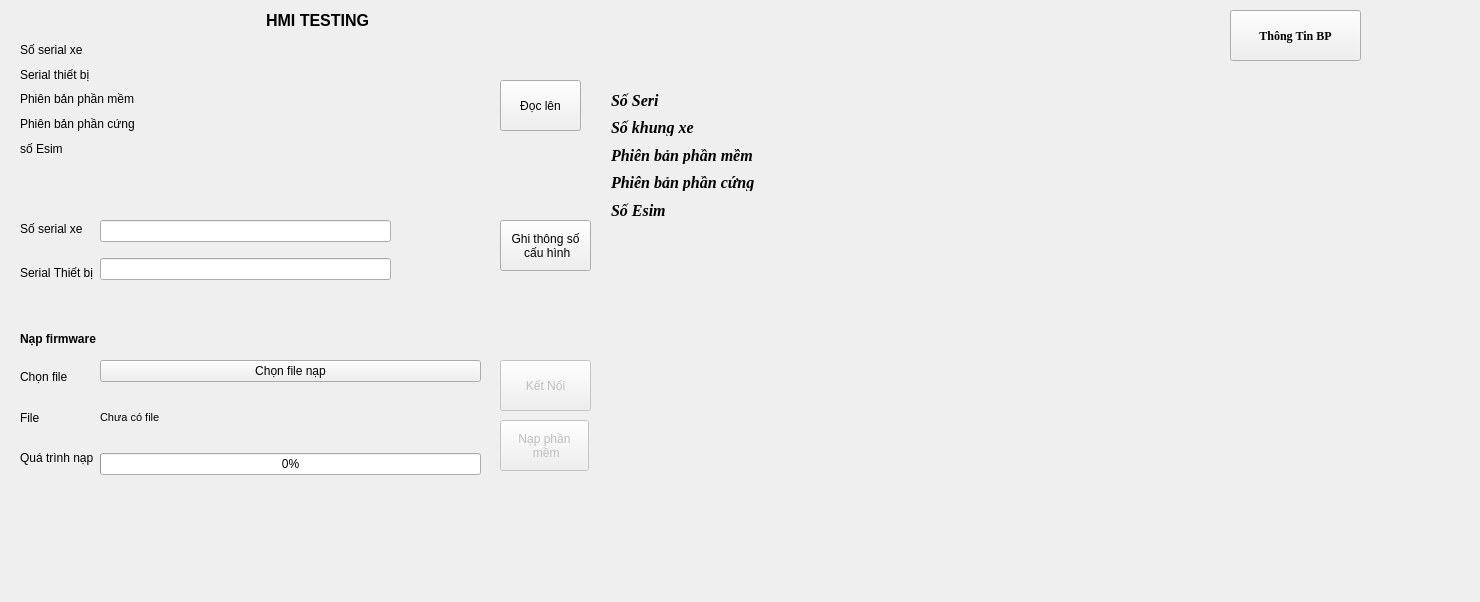
Qt form views/hmi.ui (CongPV121/SDT) before a commit.
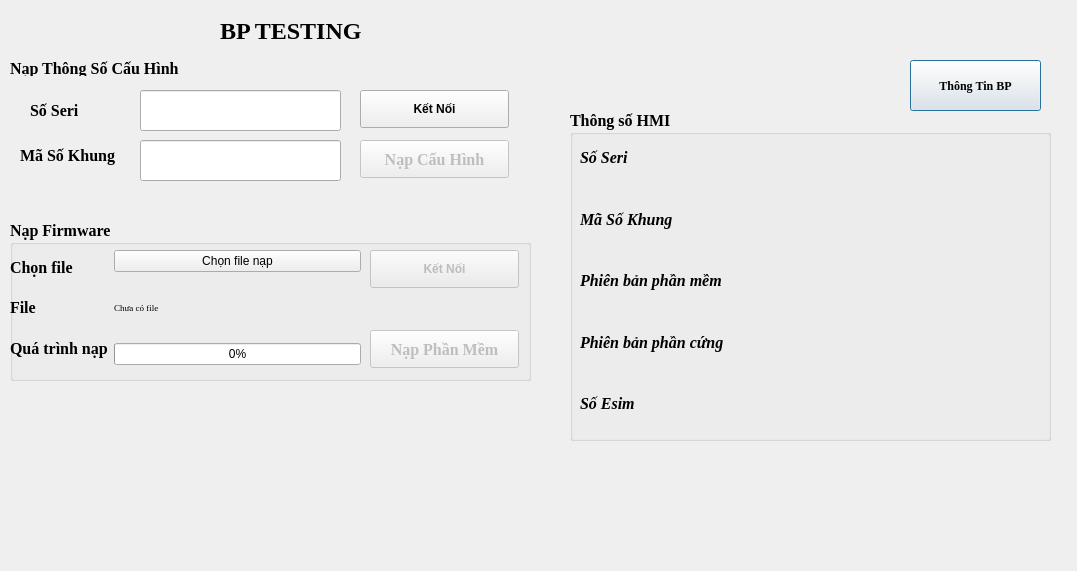
The same form after that commit. Icons and pictures are not drawn.

The edit to the form file:
```diff
--- a/views/hmi.ui
+++ b/views/hmi.ui
@@ -6,169 +6,76 @@
    <rect>
     <x>0</x>
     <y>0</y>
-    <width>1480</width>
-    <height>602</height>
+    <width>1077</width>
+    <height>571</height>
    </rect>
   </property>
   <property name="windowTitle">
    <string>HMI TESTING</string>
   </property>
-  <widget class="QLabel" name="header">
-   <property name="geometry">
-    <rect>
-     <x>266</x>
-     <y>10</y>
-     <width>111</width>
-     <height>20</height>
-    </rect>
-   </property>
-   <property name="font">
-    <font>
-     <pointsize>12</pointsize>
-     <bold>true</bold>
-    </font>
-   </property>
-   <property name="text">
-    <string>HMI TESTING</string>
-   </property>
-  </widget>
-  <widget class="QWidget" name="horizontalLayoutWidget_2">
-   <property name="geometry">
-    <rect>
-     <x>20</x>
-     <y>40</y>
-     <width>371</width>
-     <height>118</height>
-    </rect>
-   </property>
-   <layout class="QHBoxLayout" name="horizontalLayout_2">
-    <item>
-     <layout class="QVBoxLayout" name="verticalLayout_4">
-      <item>
-       <widget class="QLabel" name="label_8">
-        <property name="text">
-         <string>Số serial xe</string>
-        </property>
-       </widget>
-      </item>
-      <item>
-       <widget class="QLabel" name="label_7">
-        <property name="text">
-         <string>Serial thiết bị</string>
-        </property>
-       </widget>
-      </item>
-      <item>
-       <widget class="QLabel" name="label_9">
-        <property name="text">
-         <string>Phiên bản phần mềm</string>
-        </property>
-       </widget>
-      </item>
-      <item>
-       <widget class="QLabel" name="label_10">
-        <property name="text">
-         <string>Phiên bản phần cứng</string>
-        </property>
-       </widget>
-      </item>
-      <item>
-       <widget class="QLabel" name="label_11">
-        <property name="text">
-         <string>số Esim</string>
-        </property>
-       </widget>
-      </item>
-     </layout>
-    </item>
-    <item>
-     <layout class="QVBoxLayout" name="verticalLayout_3">
-      <item>
-       <widget class="QLabel" name="serial_vehicle">
-        <property name="text">
-         <string/>
-        </property>
-       </widget>
-      </item>
-      <item>
-       <widget class="QLabel" name="serial_module">
-        <property name="text">
-         <string/>
-        </property>
-       </widget>
-      </item>
-      <item>
-       <widget class="QLabel" name="firm_ware_ver">
-        <property name="text">
-         <string/>
-        </property>
-       </widget>
-      </item>
-      <item>
-       <widget class="QLabel" name="hard_ware_ver">
-        <property name="text">
-         <string/>
-        </property>
-       </widget>
-      </item>
-      <item>
-       <widget class="QLabel" name="esim_num">
-        <property name="text">
-         <string/>
-        </property>
-       </widget>
-      </item>
-     </layout>
-    </item>
-   </layout>
-  </widget>
-  <widget class="QPushButton" name="write_firm_ware">
-   <property name="enabled">
-    <bool>false</bool>
-   </property>
-   <property name="geometry">
-    <rect>
-     <x>500</x>
-     <y>420</y>
-     <width>89</width>
-     <height>51</height>
-    </rect>
-   </property>
-   <property name="text">
-    <string>Nạp phần
- mềm</string>
-   </property>
-  </widget>
-  <widget class="QPushButton" name="write_btn">
-   <property name="geometry">
-    <rect>
-     <x>500</x>
-     <y>220</y>
-     <width>91</width>
-     <height>51</height>
-    </rect>
-   </property>
-   <property name="text">
-    <string>Ghi thông số
- cấu hình</string>
-   </property>
-  </widget>
   <widget class="QLabel" name="label">
    <property name="geometry">
     <rect>
-     <x>20</x>
-     <y>330</y>
-     <width>111</width>
-     <height>17</height>
+     <x>10</x>
+     <y>60</y>
+     <width>171</width>
+     <height>16</height>
     </rect>
    </property>
    <property name="font">
     <font>
+     <family>Times New Roman</family>
+     <pointsize>12</pointsize>
+     <weight>75</weight>
      <bold>true</bold>
     </font>
    </property>
    <property name="text">
-    <string>Nạp firmware</string>
+    <string>Nạp Thông Số Cấu Hình</string>
+   </property>
+  </widget>
+  <widget class="QLineEdit" name="input_serial_vehicle">
+   <property name="enabled">
+    <bool>true</bool>
+   </property>
+   <property name="geometry">
+    <rect>
+     <x>140</x>
+     <y>90</y>
+     <width>201</width>
+     <height>41</height>
+    </rect>
+   </property>
+  </widget>
+  <widget class="QPushButton" name="read_btn">
+   <property name="geometry">
+    <rect>
+     <x>910</x>
+     <y>60</y>
+     <width>131</width>
+     <height>51</height>
+    </rect>
+   </property>
+   <property name="font">
+    <font>
+     <family>Times New Roman</family>
+     <weight>75</weight>
+     <bold>true</bold>
+    </font>
+   </property>
+   <property name="text">
+    <string>Thông Tin BP</string>
+   </property>
+   <property name="icon">
+    <iconset>
+     <selectedon>:/icon/up-arrow.png</selectedon>
+    </iconset>
+   </property>
+   <property name="iconSize">
+    <size>
+     <width>32</width>
+     <height>32</height>
+    </size>
    </property>
   </widget>
   <widget class="QPushButton" name="connect_dut">
@@ -177,69 +84,180 @@
    </property>
    <property name="geometry">
     <rect>
-     <x>500</x>
-     <y>360</y>
-     <width>91</width>
-     <height>51</height>
+     <x>370</x>
+     <y>250</y>
+     <width>149</width>
+     <height>38</height>
     </rect>
    </property>
+   <property name="font">
+    <font>
+     <weight>75</weight>
+     <bold>true</bold>
+    </font>
+   </property>
    <property name="text">
     <string>Kết Nối</string>
    </property>
+   <property name="icon">
+    <iconset theme="accessories-calculator">
+     <selectedon>:/icon/copy-link.png</selectedon>
+    </iconset>
+   </property>
+   <property name="iconSize">
+    <size>
+     <width>32</width>
+     <height>32</height>
+    </size>
+   </property>
   </widget>
-  <widget class="QWidget" name="horizontalLayoutWidget_3">
+  <widget class="QLineEdit" name="input_device_sn">
+   <property name="enabled">
+    <bool>true</bool>
+   </property>
    <property name="geometry">
     <rect>
-     <x>20</x>
-     <y>210</y>
-     <width>371</width>
-     <height>81</height>
+     <x>140</x>
+     <y>140</y>
+     <width>201</width>
+     <height>41</height>
     </rect>
    </property>
-   <layout class="QHBoxLayout" name="horizontalLayout_3">
-    <item>
-     <layout class="QVBoxLayout" name="verticalLayout_5">
-      <item>
-       <widget class="QLabel" name="label_17">
-        <property name="text">
-         <string>Số serial xe</string>
-        </property>
-       </widget>
-      </item>
-      <item>
-       <widget class="QLabel" name="label_16">
-        <property name="text">
-         <string>Serial Thiết bị</string>
-        </property>
-       </widget>
-      </item>
-     </layout>
-    </item>
-    <item>
-     <layout class="QVBoxLayout" name="verticalLayout_6">
-      <item>
-       <widget class="QLineEdit" name="input_serial_vehicle"/>
-      </item>
-      <item>
-       <widget class="QLineEdit" name="input_serual_module">
-        <property name="mouseTracking">
-         <bool>false</bool>
-        </property>
-        <property name="readOnly">
-         <bool>true</bool>
-        </property>
-       </widget>
-      </item>
-     </layout>
-    </item>
-   </layout>
   </widget>
-  <widget class="QWidget" name="horizontalLayoutWidget">
+  <widget class="QLabel" name="label_17">
    <property name="geometry">
     <rect>
-     <x>20</x>
-     <y>360</y>
-     <width>461</width>
+     <x>30</x>
+     <y>80</y>
+     <width>101</width>
+     <height>61</height>
+    </rect>
+   </property>
+   <property name="font">
+    <font>
+     <family>Times New Roman</family>
+     <pointsize>12</pointsize>
+     <weight>75</weight>
+     <bold>true</bold>
+    </font>
+   </property>
+   <property name="text">
+    <string>Số Seri</string>
+   </property>
+  </widget>
+  <widget class="QGroupBox" name="groupBox_7">
+   <property name="geometry">
+    <rect>
+     <x>10</x>
+     <y>220</y>
+     <width>521</width>
+     <height>161</height>
+    </rect>
+   </property>
+   <property name="font">
+    <font>
+     <family>Times New Roman</family>
+     <pointsize>12</pointsize>
+     <weight>75</weight>
+     <bold>true</bold>
+    </font>
+   </property>
+   <property name="layoutDirection">
+    <enum>Qt::LeftToRight</enum>
+   </property>
+   <property name="autoFillBackground">
+    <bool>false</bool>
+   </property>
+   <property name="inputMethodHints">
+    <set>Qt::ImhNone</set>
+   </property>
+   <property name="title">
+    <string>Nạp Firmware</string>
+   </property>
+   <property name="flat">
+    <bool>false</bool>
+   </property>
+   <property name="checkable">
+    <bool>false</bool>
+   </property>
+  </widget>
+  <widget class="QPushButton" name="write_config">
+   <property name="enabled">
+    <bool>false</bool>
+   </property>
+   <property name="geometry">
+    <rect>
+     <x>360</x>
+     <y>140</y>
+     <width>149</width>
+     <height>38</height>
+    </rect>
+   </property>
+   <property name="font">
+    <font>
+     <family>Times New Roman</family>
+     <pointsize>12</pointsize>
+     <weight>75</weight>
+     <bold>true</bold>
+    </font>
+   </property>
+   <property name="focusPolicy">
+    <enum>Qt::StrongFocus</enum>
+   </property>
+   <property name="inputMethodHints">
+    <set>Qt::ImhNone</set>
+   </property>
+   <property name="text">
+    <string>Nạp Cấu Hình</string>
+   </property>
+   <property name="icon">
+    <iconset theme="accessories-calculator">
+     <selectedon>:/image/icon/download.png</selectedon>
+    </iconset>
+   </property>
+   <property name="iconSize">
+    <size>
+     <width>32</width>
+     <height>32</height>
+    </size>
+   </property>
+  </widget>
+  <widget class="QPushButton" name="connect_dut_2">
+   <property name="geometry">
+    <rect>
+     <x>360</x>
+     <y>90</y>
+     <width>149</width>
+     <height>38</height>
+    </rect>
+   </property>
+   <property name="font">
+    <font>
+     <weight>75</weight>
+     <bold>true</bold>
+    </font>
+   </property>
+   <property name="text">
+    <string>Kết Nối</string>
+   </property>
+   <property name="icon">
+    <iconset theme="accessories-calculator">
+     <selectedon>:/icon/copy-link.png</selectedon>
+    </iconset>
+   </property>
+   <property name="iconSize">
+    <size>
+     <width>32</width>
+     <height>32</height>
+    </size>
+   </property>
+  </widget>
+  <widget class="QWidget" name="layoutWidget_3">
+   <property name="geometry">
+    <rect>
+     <x>10</x>
+     <y>250</y>
+     <width>351</width>
      <height>115</height>
     </rect>
    </property>
@@ -248,6 +266,14 @@
      <layout class="QVBoxLayout" name="verticalLayout_2">
       <item>
        <widget class="QLabel" name="label_2">
+        <property name="font">
+         <font>
+          <family>Times New Roman</family>
+          <pointsize>12</pointsize>
+          <weight>75</weight>
+          <bold>true</bold>
+         </font>
+        </property>
         <property name="text">
          <string>Chọn file</string>
         </property>
@@ -255,6 +281,14 @@
       </item>
       <item>
        <widget class="QLabel" name="label_3">
+        <property name="font">
+         <font>
+          <family>Times New Roman</family>
+          <pointsize>12</pointsize>
+          <weight>75</weight>
+          <bold>true</bold>
+         </font>
+        </property>
         <property name="text">
          <string>File</string>
         </property>
@@ -262,6 +296,14 @@
       </item>
       <item>
        <widget class="QLabel" name="label_5">
+        <property name="font">
+         <font>
+          <family>Times New Roman</family>
+          <pointsize>12</pointsize>
+          <weight>75</weight>
+          <bold>true</bold>
+         </font>
+        </property>
         <property name="text">
          <string>Quá trình nạp</string>
         </property>
@@ -282,7 +324,8 @@
        <widget class="QLabel" name="link_director_file">
         <property name="font">
          <font>
-          <pointsize>8</pointsize>
+          <family>Times New Roman</family>
+          <pointsize>7</pointsize>
          </font>
         </property>
         <property name="layoutDirection">
@@ -307,40 +350,38 @@
     </item>
    </layout>
   </widget>
-  <widget class="QPushButton" name="read_btn">
-   <property name="geometry">
-    <rect>
-     <x>500</x>
-     <y>80</y>
-     <width>81</width>
-     <height>51</height>
-    </rect>
+  <widget class="QPushButton" name="write_firm_ware">
+   <property name="enabled">
+    <bool>false</bool>
    </property>
-   <property name="text">
-    <string>Đọc lên</string>
-   </property>
-  </widget>
-  <widget class="QPushButton" name="read_btn_2">
    <property name="geometry">
     <rect>
-     <x>1230</x>
-     <y>10</y>
-     <width>131</width>
-     <height>51</height>
+     <x>370</x>
+     <y>330</y>
+     <width>149</width>
+     <height>38</height>
     </rect>
    </property>
    <property name="font">
     <font>
      <family>Times New Roman</family>
+     <pointsize>12</pointsize>
+     <weight>75</weight>
      <bold>true</bold>
     </font>
    </property>
+   <property name="focusPolicy">
+    <enum>Qt::StrongFocus</enum>
+   </property>
+   <property name="inputMethodHints">
+    <set>Qt::ImhNone</set>
+   </property>
    <property name="text">
-    <string>Thông Tin BP</string>
+    <string>Nạp Phần Mềm</string>
    </property>
    <property name="icon">
-    <iconset>
-     <selectedon>:/icon/up-arrow.png</selectedon>
+    <iconset theme="accessories-calculator">
+     <selectedon>:/image/icon/download.png</selectedon>
     </iconset>
    </property>
    <property name="iconSize">
@@ -350,425 +391,255 @@
     </size>
    </property>
   </widget>
-  <widget class="QLabel" name="label_21">
+  <widget class="QLabel" name="header_2">
    <property name="geometry">
     <rect>
-     <x>611</x>
-     <y>201</y>
-     <width>55</width>
-     <height>18</height>
+     <x>220</x>
+     <y>10</y>
+     <width>151</width>
+     <height>41</height>
     </rect>
    </property>
    <property name="font">
     <font>
      <family>Times New Roman</family>
-     <pointsize>12</pointsize>
-     <italic>true</italic>
+     <pointsize>18</pointsize>
+     <weight>75</weight>
      <bold>true</bold>
     </font>
    </property>
    <property name="text">
-    <string>Số Esim</string>
+    <string>BP TESTING</string>
    </property>
   </widget>
-  <widget class="QLabel" name="seri_number">
+  <widget class="QLabel" name="label_89">
    <property name="geometry">
     <rect>
-     <x>784</x>
-     <y>91</y>
-     <width>16</width>
-     <height>18</height>
+     <x>20</x>
+     <y>140</y>
+     <width>111</width>
+     <height>31</height>
     </rect>
    </property>
    <property name="font">
     <font>
      <family>Times New Roman</family>
      <pointsize>12</pointsize>
-     <italic>true</italic>
+     <weight>75</weight>
      <bold>true</bold>
     </font>
    </property>
    <property name="text">
-    <string/>
+    <string>Mã Số Khung</string>
    </property>
   </widget>
-  <widget class="QLabel" name="state">
+  <widget class="QGroupBox" name="groupBox_8">
    <property name="geometry">
     <rect>
-     <x>784</x>
-     <y>420</y>
-     <width>16</width>
-     <height>18</height>
+     <x>570</x>
+     <y>110</y>
+     <width>481</width>
+     <height>331</height>
     </rect>
    </property>
    <property name="font">
     <font>
      <family>Times New Roman</family>
      <pointsize>12</pointsize>
-     <italic>true</italic>
+     <weight>75</weight>
      <bold>true</bold>
     </font>
    </property>
-   <property name="text">
-    <string/>
+   <property name="layoutDirection">
+    <enum>Qt::LeftToRight</enum>
    </property>
-  </widget>
-  <widget class="QLabel" name="Vol">
-   <property name="geometry">
-    <rect>
-     <x>784</x>
-     <y>201</y>
-     <width>16</width>
-     <height>18</height>
-    </rect>
+   <property name="autoFillBackground">
+    <bool>false</bool>
    </property>
-   <property name="font">
-    <font>
-     <family>Times New Roman</family>
-     <pointsize>12</pointsize>
-     <italic>true</italic>
-     <bold>true</bold>
-    </font>
+   <property name="inputMethodHints">
+    <set>Qt::ImhNone</set>
    </property>
-   <property name="text">
-    <string/>
+   <property name="title">
+    <string>Thông số HMI</string>
    </property>
-  </widget>
-  <widget class="QLabel" name="label_25">
-   <property name="geometry">
-    <rect>
-     <x>611</x>
-     <y>118</y>
-     <width>83</width>
-     <height>18</height>
-    </rect>
+   <property name="flat">
+    <bool>false</bool>
    </property>
-   <property name="font">
-    <font>
-     <family>Times New Roman</family>
-     <pointsize>12</pointsize>
-     <italic>true</italic>
-     <bold>true</bold>
-    </font>
+   <property name="checkable">
+    <bool>false</bool>
    </property>
-   <property name="text">
-    <string>Số khung xe</string>
-   </property>
   </widget>
-  <widget class="QLabel" name="label_14">
+  <widget class="QWidget" name="">
    <property name="geometry">
     <rect>
-     <x>611</x>
-     <y>173</y>
-     <width>145</width>
-     <height>18</height>
+     <x>580</x>
+     <y>130</y>
+     <width>461</width>
+     <height>301</height>
     </rect>
    </property>
-   <property name="font">
-    <font>
-     <family>Times New Roman</family>
-     <pointsize>12</pointsize>
-     <italic>true</italic>
-     <bold>true</bold>
-    </font>
-   </property>
-   <property name="text">
-    <string>Phiên bản phần cứng</string>
-   </property>
-  </widget>
-  <widget class="QLabel" name="cell_vol_min">
-   <property name="geometry">
-    <rect>
-     <x>784</x>
-     <y>392</y>
-     <width>16</width>
-     <height>18</height>
-    </rect>
-   </property>
-   <property name="font">
-    <font>
-     <family>Times New Roman</family>
-     <pointsize>12</pointsize>
-     <italic>true</italic>
-     <bold>true</bold>
-    </font>
-   </property>
-   <property name="text">
-    <string/>
-   </property>
-  </widget>
-  <widget class="QLabel" name="soc">
-   <property name="geometry">
-    <rect>
-     <x>784</x>
-     <y>255</y>
-     <width>16</width>
-     <height>18</height>
-    </rect>
-   </property>
-   <property name="font">
-    <font>
-     <family>Times New Roman</family>
-     <pointsize>12</pointsize>
-     <italic>true</italic>
-     <bold>true</bold>
-    </font>
-   </property>
-   <property name="text">
-    <string/>
-   </property>
-  </widget>
-  <widget class="QLabel" name="hw_version">
-   <property name="geometry">
-    <rect>
-     <x>784</x>
-     <y>173</y>
-     <width>16</width>
-     <height>18</height>
-    </rect>
-   </property>
-   <property name="font">
-    <font>
-     <family>Times New Roman</family>
-     <pointsize>12</pointsize>
-     <italic>true</italic>
-     <bold>true</bold>
-    </font>
-   </property>
-   <property name="text">
-    <string/>
-   </property>
-  </widget>
-  <widget class="QLabel" name="capacity">
-   <property name="geometry">
-    <rect>
-     <x>784</x>
-     <y>310</y>
-     <width>16</width>
-     <height>18</height>
-    </rect>
-   </property>
-   <property name="font">
-    <font>
-     <family>Times New Roman</family>
-     <pointsize>12</pointsize>
-     <italic>true</italic>
-     <bold>true</bold>
-    </font>
-   </property>
-   <property name="text">
-    <string/>
-   </property>
-  </widget>
-  <widget class="QLabel" name="label_15">
-   <property name="geometry">
-    <rect>
-     <x>611</x>
-     <y>146</y>
-     <width>142</width>
-     <height>18</height>
-    </rect>
-   </property>
-   <property name="font">
-    <font>
-     <family>Times New Roman</family>
-     <pointsize>12</pointsize>
-     <italic>true</italic>
-     <bold>true</bold>
-    </font>
-   </property>
-   <property name="text">
-    <string>Phiên bản phần mềm</string>
-   </property>
-  </widget>
-  <widget class="QLabel" name="error_code">
-   <property name="geometry">
-    <rect>
-     <x>784</x>
-     <y>475</y>
-     <width>16</width>
-     <height>18</height>
-    </rect>
-   </property>
-   <property name="font">
-    <font>
-     <family>Times New Roman</family>
-     <pointsize>12</pointsize>
-     <italic>true</italic>
-     <bold>true</bold>
-    </font>
-   </property>
-   <property name="text">
-    <string/>
-   </property>
-  </widget>
-  <widget class="QLabel" name="label_13">
-   <property name="geometry">
-    <rect>
-     <x>611</x>
-     <y>91</y>
-     <width>48</width>
-     <height>18</height>
-    </rect>
-   </property>
-   <property name="font">
-    <font>
-     <family>Times New Roman</family>
-     <pointsize>12</pointsize>
-     <italic>true</italic>
-     <bold>true</bold>
-    </font>
-   </property>
-   <property name="text">
-    <string>Số Seri</string>
-   </property>
-  </widget>
-  <widget class="QLabel" name="fw_version">
-   <property name="geometry">
-    <rect>
-     <x>784</x>
-     <y>146</y>
-     <width>16</width>
-     <height>18</height>
-    </rect>
-   </property>
-   <property name="font">
-    <font>
-     <family>Times New Roman</family>
-     <pointsize>12</pointsize>
-     <italic>true</italic>
-     <bold>true</bold>
-    </font>
-   </property>
-   <property name="text">
-    <string/>
-   </property>
-  </widget>
-  <widget class="QLabel" name="status">
-   <property name="geometry">
-    <rect>
-     <x>784</x>
-     <y>447</y>
-     <width>16</width>
-     <height>18</height>
-    </rect>
-   </property>
-   <property name="font">
-    <font>
-     <family>Times New Roman</family>
-     <pointsize>12</pointsize>
-     <italic>true</italic>
-     <bold>true</bold>
-    </font>
-   </property>
-   <property name="text">
-    <string/>
-   </property>
-  </widget>
-  <widget class="QLabel" name="device_sn">
-   <property name="geometry">
-    <rect>
-     <x>784</x>
-     <y>118</y>
-     <width>16</width>
-     <height>18</height>
-    </rect>
-   </property>
-   <property name="font">
-    <font>
-     <family>Times New Roman</family>
-     <pointsize>12</pointsize>
-     <italic>true</italic>
-     <bold>true</bold>
-    </font>
-   </property>
-   <property name="text">
-    <string/>
-   </property>
-  </widget>
-  <widget class="QLabel" name="soh">
-   <property name="geometry">
-    <rect>
-     <x>784</x>
-     <y>283</y>
-     <width>16</width>
-     <height>18</height>
-    </rect>
-   </property>
-   <property name="font">
-    <font>
-     <family>Times New Roman</family>
-     <pointsize>12</pointsize>
-     <italic>true</italic>
-     <bold>true</bold>
-    </font>
-   </property>
-   <property name="text">
-    <string/>
-   </property>
-  </widget>
-  <widget class="QLabel" name="cycle">
-   <property name="geometry">
-    <rect>
-     <x>784</x>
-     <y>338</y>
-     <width>16</width>
-     <height>18</height>
-    </rect>
-   </property>
-   <property name="font">
-    <font>
-     <family>Times New Roman</family>
-     <pointsize>12</pointsize>
-     <italic>true</italic>
-     <bold>true</bold>
-    </font>
-   </property>
-   <property name="text">
-    <string/>
-   </property>
-  </widget>
-  <widget class="QLabel" name="cell_vol_max">
-   <property name="geometry">
-    <rect>
-     <x>784</x>
-     <y>365</y>
-     <width>16</width>
-     <height>18</height>
-    </rect>
-   </property>
-   <property name="font">
-    <font>
-     <family>Times New Roman</family>
-     <pointsize>12</pointsize>
-     <italic>true</italic>
-     <bold>true</bold>
-    </font>
-   </property>
-   <property name="text">
-    <string/>
-   </property>
-  </widget>
-  <widget class="QLabel" name="Cur">
-   <property name="geometry">
-    <rect>
-     <x>784</x>
-     <y>228</y>
-     <width>16</width>
-     <height>18</height>
-    </rect>
-   </property>
-   <property name="font">
-    <font>
-     <family>Times New Roman</family>
-     <pointsize>12</pointsize>
-     <italic>true</italic>
-     <bold>true</bold>
-    </font>
-   </property>
-   <property name="text">
-    <string/>
-   </property>
+   <layout class="QGridLayout" name="gridLayout_4">
+    <item row="0" column="0">
+     <widget class="QLabel" name="label_13">
+      <property name="font">
+       <font>
+        <family>Times New Roman</family>
+        <pointsize>12</pointsize>
+        <weight>75</weight>
+        <italic>true</italic>
+        <bold>true</bold>
+       </font>
+      </property>
+      <property name="text">
+       <string>Số Seri</string>
+      </property>
+     </widget>
+    </item>
+    <item row="0" column="1">
+     <widget class="QLabel" name="seri_number">
+      <property name="font">
+       <font>
+        <family>Times New Roman</family>
+        <pointsize>12</pointsize>
+        <weight>75</weight>
+        <italic>true</italic>
+        <bold>true</bold>
+       </font>
+      </property>
+      <property name="text">
+       <string/>
+      </property>
+     </widget>
+    </item>
+    <item row="1" column="0">
+     <widget class="QLabel" name="label_16">
+      <property name="font">
+       <font>
+        <family>Times New Roman</family>
+        <pointsize>12</pointsize>
+        <weight>75</weight>
+        <italic>true</italic>
+        <bold>true</bold>
+       </font>
+      </property>
+      <property name="text">
+       <string>Mã Số Khung</string>
+      </property>
+     </widget>
+    </item>
+    <item row="1" column="1">
+     <widget class="QLabel" name="ev_id">
+      <property name="font">
+       <font>
+        <family>Times New Roman</family>
+        <pointsize>12</pointsize>
+        <weight>75</weight>
+        <italic>true</italic>
+        <bold>true</bold>
+       </font>
+      </property>
+      <property name="text">
+       <string/>
+      </property>
+     </widget>
+    </item>
+    <item row="2" column="0">
+     <widget class="QLabel" name="label_15">
+      <property name="font">
+       <font>
+        <family>Times New Roman</family>
+        <pointsize>12</pointsize>
+        <weight>75</weight>
+        <italic>true</italic>
+        <bold>true</bold>
+       </font>
+      </property>
+      <property name="text">
+       <string>Phiên bản phần mềm</string>
+      </property>
+     </widget>
+    </item>
+    <item row="2" column="1">
+     <widget class="QLabel" name="fw_version">
+      <property name="font">
+       <font>
+        <family>Times New Roman</family>
+        <pointsize>12</pointsize>
+        <weight>75</weight>
+        <italic>true</italic>
+        <bold>true</bold>
+       </font>
+      </property>
+      <property name="text">
+       <string/>
+      </property>
+     </widget>
+    </item>
+    <item row="3" column="0">
+     <widget class="QLabel" name="label_14">
+      <property name="font">
+       <font>
+        <family>Times New Roman</family>
+        <pointsize>12</pointsize>
+        <weight>75</weight>
+        <italic>true</italic>
+        <bold>true</bold>
+       </font>
+      </property>
+      <property name="text">
+       <string>Phiên bản phần cứng</string>
+      </property>
+     </widget>
+    </item>
+    <item row="3" column="1">
+     <widget class="QLabel" name="hw_version">
+      <property name="font">
+       <font>
+        <family>Times New Roman</family>
+        <pointsize>12</pointsize>
+        <weight>75</weight>
+        <italic>true</italic>
+        <bold>true</bold>
+       </font>
+      </property>
+      <property name="text">
+       <string/>
+      </property>
+     </widget>
+    </item>
+    <item row="4" column="0">
+     <widget class="QLabel" name="label_21">
+      <property name="font">
+       <font>
+        <family>Times New Roman</family>
+        <pointsize>12</pointsize>
+        <weight>75</weight>
+        <italic>true</italic>
+        <bold>true</bold>
+       </font>
+      </property>
+      <property name="text">
+       <string>Số Esim</string>
+      </property>
+     </widget>
+    </item>
+    <item row="4" column="1">
+     <widget class="QLabel" name="esimNum">
+      <property name="font">
+       <font>
+        <family>Times New Roman</family>
+        <pointsize>12</pointsize>
+        <weight>75</weight>
+        <italic>true</italic>
+        <bold>true</bold>
+       </font>
+      </property>
+      <property name="text">
+       <string/>
+      </property>
+     </widget>
+    </item>
+   </layout>
   </widget>
  </widget>
  <resources/>
```
